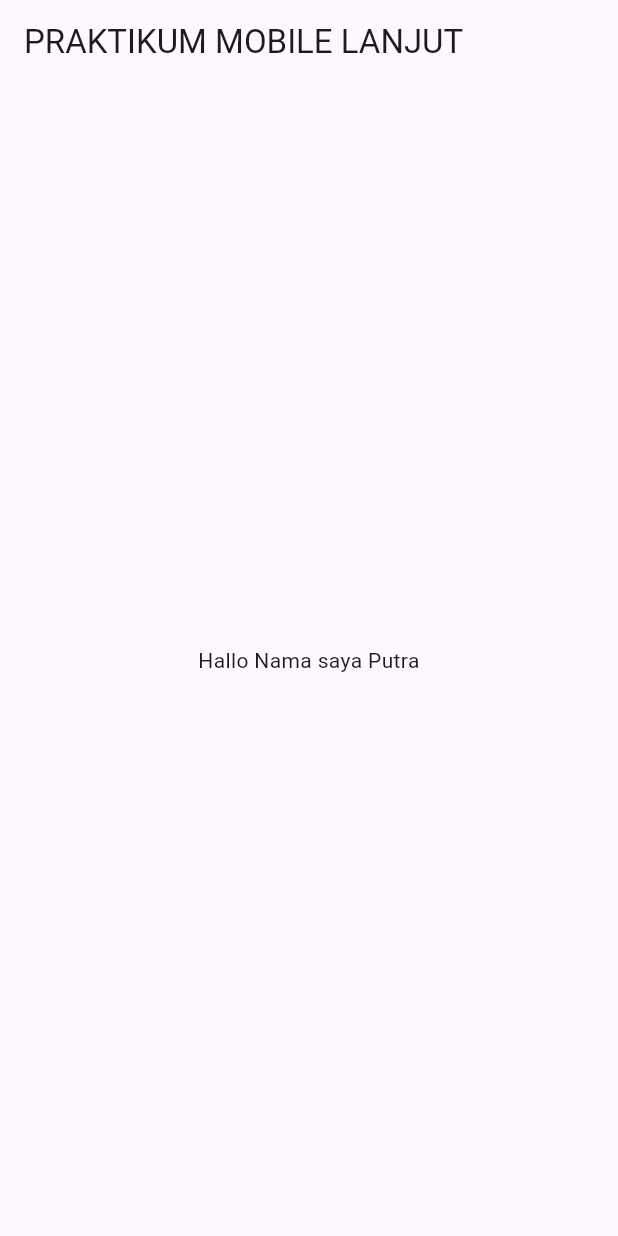
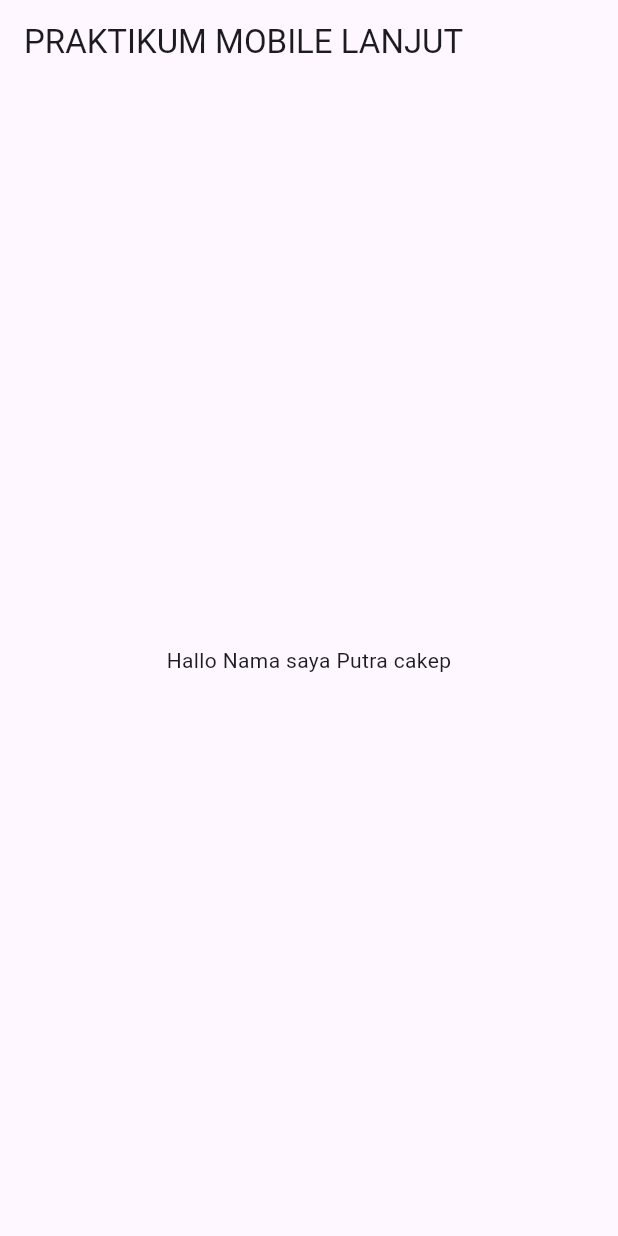
Before and after one commit to Putraa70/prak-mobilelanjut-2317051098, a Flutter app: the screen it shows after launch, on a phone screen of 412 x 824 dp. Run offline on Flutter 3.47's test engine with Material 3 defaults, Android fonts, the phone set to English and light mode, and no system bars.

Commit message:
tambah cakep

```diff
--- a/lib/main.dart
+++ b/lib/main.dart
@@ -17,7 +17,10 @@ class MyApp extends StatelessWidget {
       home: Scaffold(
         appBar: AppBar(title: const Text('PRAKTIKUM MOBILE LANJUT')),
         body: const Center(
-          child: Text('Hallo Nama saya Putra', textAlign: TextAlign.center),
+          child: Text(
+            'Hallo Nama saya Putra cakep',
+            textAlign: TextAlign.center,
+          ),
         ),
       ),
     );
```
